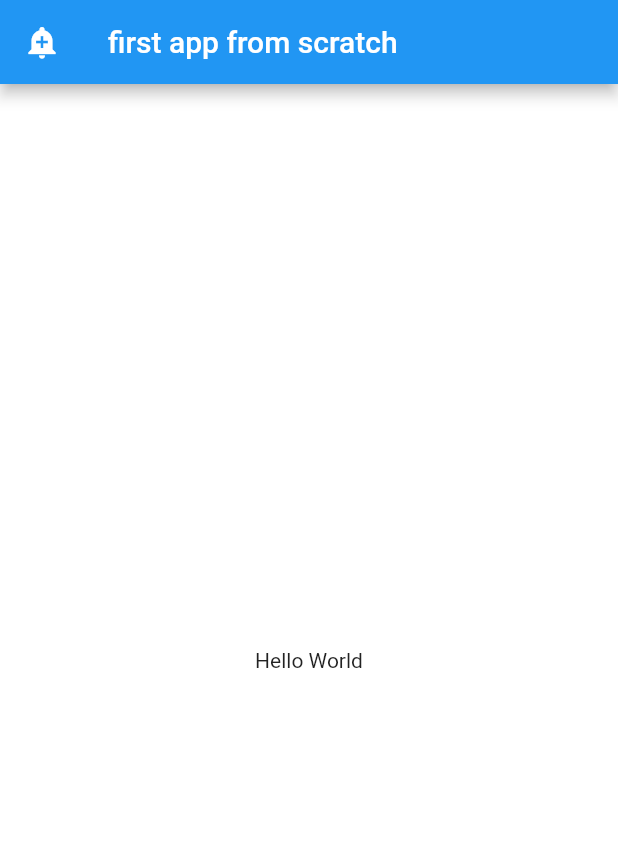
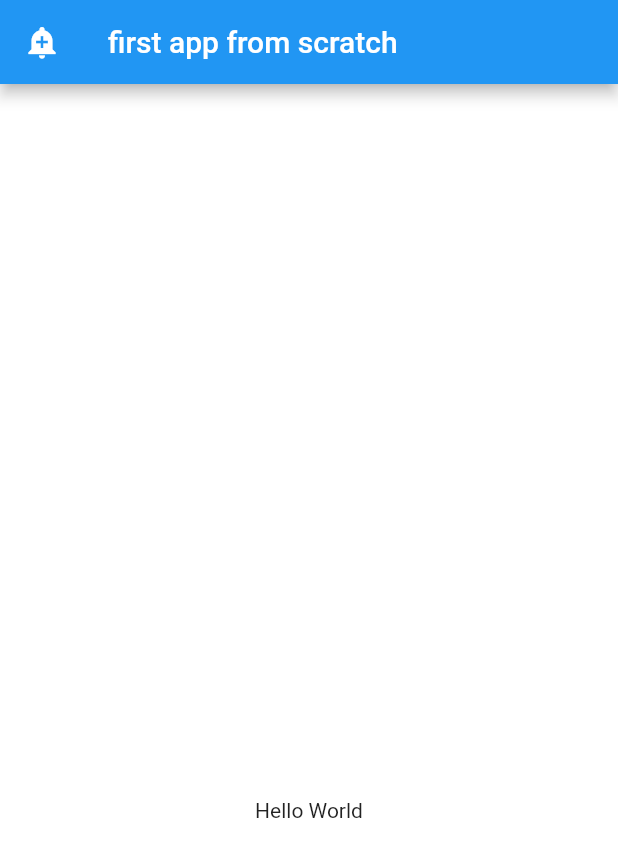
Before and after one commit to RamezHamdiSaeed/MyFlutterReference, a Flutter app: the screen it shows after launch, on a phone screen of 412 x 824 dp. Shown: the top 857 px of the screen. Run offline on Flutter 3.47's test engine with Material 2 defaults, Android fonts, the phone set to English and light mode, and no system bars.

Commit message:
keep digging into flutter Widgets

```diff
--- a/lib/App/my_app.dart
+++ b/lib/App/my_app.dart
@@ -6,6 +6,7 @@ class MyApp extends StatelessWidget {
   @override
   Widget build(BuildContext context) {
     return MaterialApp(
+        debugShowCheckedModeBanner: false,
         home: Scaffold(
           appBar: AppBar(
             leading: const Icon(Icons.add_alert),
@@ -15,6 +16,7 @@ class MyApp extends StatelessWidget {
             // ],
           ),
           body: Container(
+              padding: const EdgeInsets.only(top: 200),
               alignment: Alignment.center,
               color: Colors.white,
               child: Column(
```
Also changed, not shown: 1 other file. Lines whose indentation alone changed are shown as unchanged.
